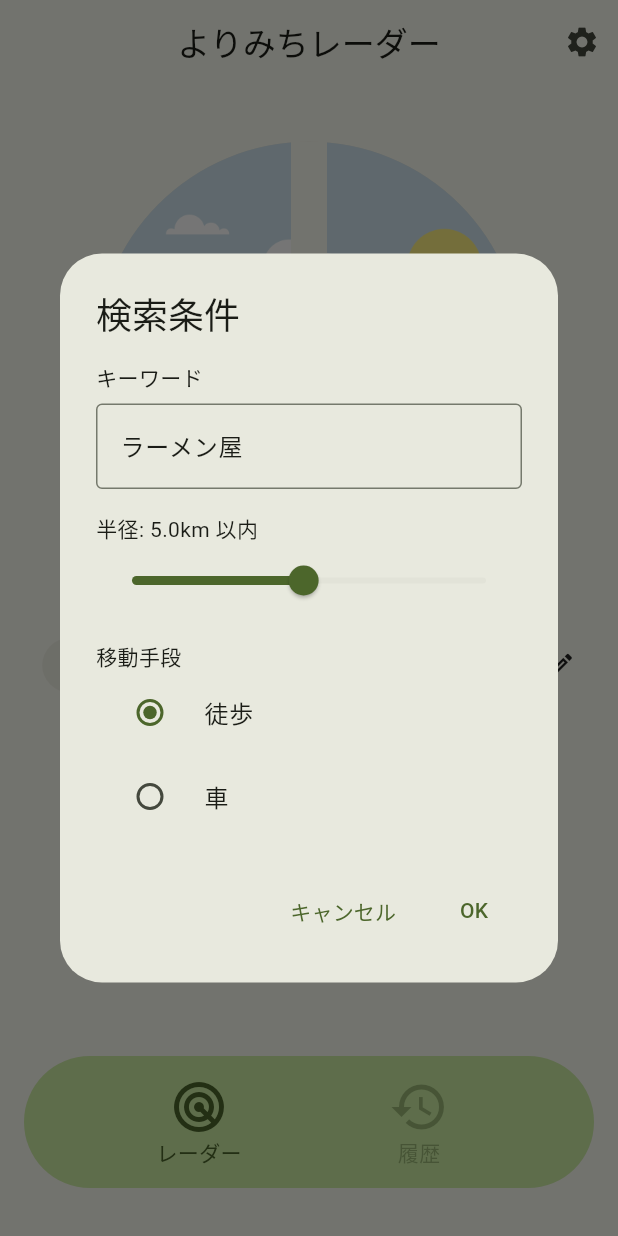
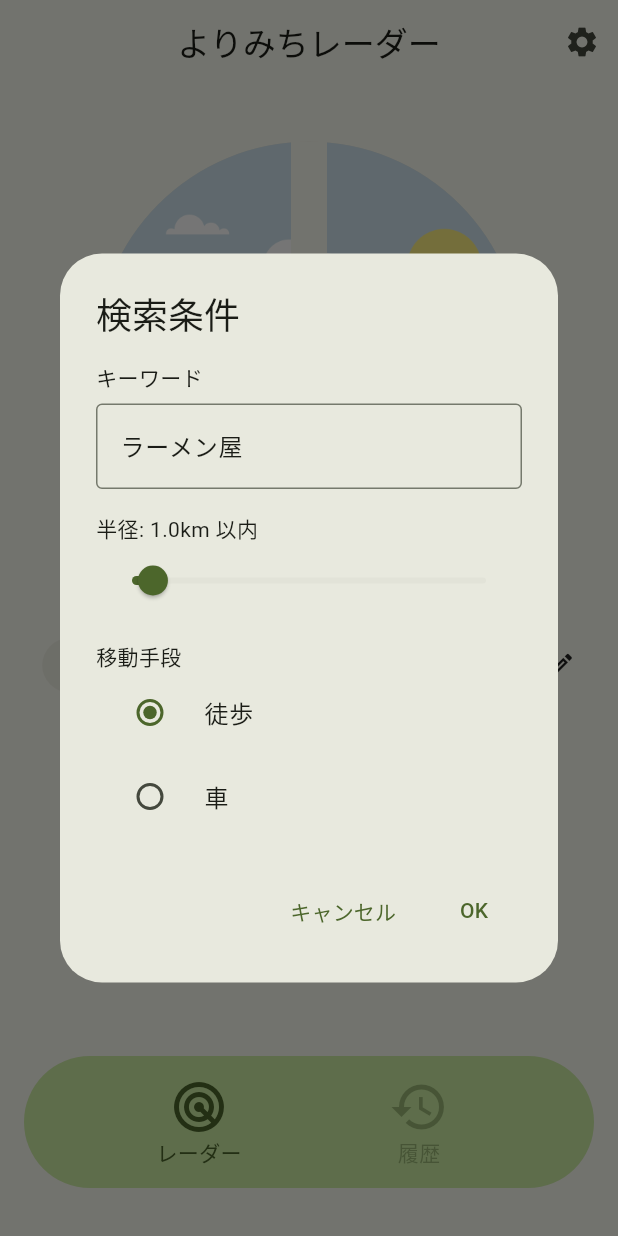
Before and after one commit to Chika0221/YorimichiRadar, a Flutter app: the screen it shows after launch, after a tap on "ラーメン屋", on a phone screen of 412 x 824 dp. Run offline on Flutter 3.47's test engine with Material 3 defaults, Android fonts, the phone set to English and light mode, and no system bars; our stand-ins replace audioplayers, flutter_compass, flutter_hooks, freezed_annotation, google_fonts, hooks_riverpod and 1 more; Roboto replaces fonts that are missing (Boku2).

Commit message:
検索のクラスを作成し、最適化

```diff
--- a/lib/pages/main.dart
+++ b/lib/pages/main.dart
@@ -5,7 +5,6 @@ import 'package:flutter/material.dart';
 import 'package:hooks_riverpod/hooks_riverpod.dart';
 
 // Project imports:
-import 'package:yorimichi_radar/main_page.dart';
 import 'package:yorimichi_radar/routes.dart';
 import 'package:yorimichi_radar/theme.dart';
 
--- a/lib/pages/radar_page.dart
+++ b/lib/pages/radar_page.dart
@@ -5,8 +5,10 @@ import 'package:flutter/material.dart';
 import 'package:hooks_riverpod/hooks_riverpod.dart';
 
 // Project imports:
+import 'package:yorimichi_radar/pages/search_page.dart';
 import 'package:yorimichi_radar/state/sensor_animation_provider.dart';
 import 'package:yorimichi_radar/widgets/radar/radar_circle.dart';
+import 'package:yorimichi_radar/widgets/search/search_setting_container.dart';
 
 class RadarPage extends HookConsumerWidget {
   const RadarPage({super.key});
--- a/lib/pages/search_page.dart
+++ b/lib/pages/search_page.dart
@@ -11,8 +11,8 @@ import 'package:yorimichi_radar/pages/radar_page.dart';
 import 'package:yorimichi_radar/routes.dart';
 import 'package:yorimichi_radar/state/search_condition_provider.dart';
 import 'package:yorimichi_radar/widgets/radar/radar_circle.dart';
+import 'package:yorimichi_radar/widgets/search/search_setting_container.dart';
 
-part '../widgets/search/search_setting_container.dart';
 part '../widgets/search/search_start_button.dart';
 
 class SearchPage extends HookConsumerWidget {
--- a/lib/state/search_condition_provider.dart
+++ b/lib/state/search_condition_provider.dart
@@ -1,5 +1,8 @@
 // Package imports:
 import 'package:hooks_riverpod/hooks_riverpod.dart';
+
+// Project imports:
+import 'package:yorimichi_radar/models/radius_setting.dart';
 
 // Travel Mode Enum
 enum TravelMode { walking, driving }
@@ -15,32 +18,15 @@ extension TravelModeExtension on TravelMode {
   }
 }
 
-// Radius Mode
-class RadiusSetting {
-  final double radius_value;
-  final double min;
-  final double max;
-
-  const RadiusSetting(this.radius_value, this.max, this.min);
-}
-
 // Providers
 final keywordProvider = StateProvider<String>((ref) => 'ラーメン屋');
 
-// final radiusProvider = StateProvider<RadiusSetting>((ref) {
-//   final mode = ref.watch(travelModeProvider);
-
-//   return switch (mode) {
-//     TravelMode.driving => RadiusSetting(1.0, 10, 0.5),
-//     TravelMode.walking => RadiusSetting(5.0, 30, 1),
-//   };
-// }); // in km
-final radiusProvider = StateProvider<double>((ref) {
+final radiusProvider = StateProvider<RadiusSetting>((ref) {
   final mode = ref.watch(travelModeProvider);
 
   return switch (mode) {
-    TravelMode.driving => 1.0,
-    TravelMode.walking => 5.0,
+    TravelMode.walking => RadiusSetting(raduisValue: 1.0, min: 0.5, max: 10),
+    TravelMode.driving => RadiusSetting(raduisValue: 5.0, min: 1.0, max: 30.0),
   };
 }); // in km
 
--- a/lib/widgets/search/search_setting_container.dart
+++ b/lib/widgets/search/search_setting_container.dart
@@ -1,4 +1,12 @@
-part of '../../pages/search_page.dart';
+// Flutter imports:
+import 'package:flutter/material.dart';
+
+// Package imports:
+import 'package:flutter_hooks/flutter_hooks.dart';
+import 'package:hooks_riverpod/hooks_riverpod.dart';
+
+// Project imports:
+import 'package:yorimichi_radar/state/search_condition_provider.dart';
 
 class SearchSettingContainer extends HookConsumerWidget {
   const SearchSettingContainer({super.key});
@@ -26,7 +34,7 @@ class SearchSettingContainer extends HookConsumerWidget {
             ),
             _SettingChip(
               icon: Icons.social_distance_outlined,
-              label: "半径${radius.toStringAsFixed(1)}km",
+              label: "半径${radius.raduisValue.toStringAsFixed(1)}km",
             ),
             _SettingChip(
               icon: Icons.directions_walk_outlined,
@@ -79,15 +87,15 @@ class _SearchSettingsDialog extends HookConsumerWidget {
                 ),
               ),
               const SizedBox(height: 16),
-              Text('半径: ${radius.value.toStringAsFixed(1)}km 以内'),
+              Text('半径: ${radius.value.raduisValue.toStringAsFixed(1)}km 以内'),
               Slider(
-                value: radius.value,
-                min: 0.3,
-                max: 10.0,
+                value: radius.value.raduisValue,
+                min: radius.value.min,
+                max: radius.value.max,
                 divisions: 97,
-                label: radius.value.toStringAsFixed(1),
+                label: radius.value.raduisValue.toStringAsFixed(1),
                 onChanged: (value) {
-                  radius.value = value;
+                  radius.value = radius.value.copyWith(raduisValue: value);
                 },
               ),
               const SizedBox(height: 16),
```
Also changed, not shown: lib/models/radius_setting.dart (added, +25 -0 lines), lib/models/radius_setting.freezed.dart (added).
